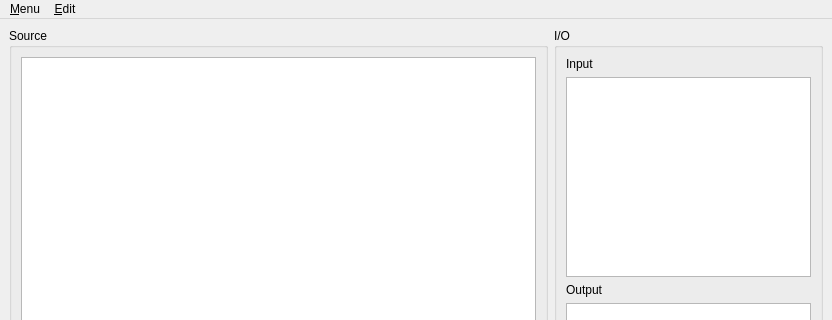
Old version of the form Editor/TextEditor/mainwindow.ui in the repository ccebinger/SWPSoSe14; both pictures show x 0 to 832 and y 0 to 320 of the 832 by 545 pixel window.
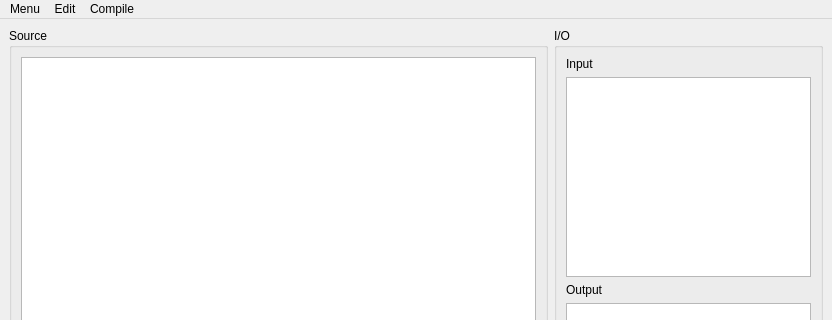
New version of the form. Custom widgets are drawn as their Qt base class.

```diff
--- a/Editor/TextEditor/mainwindow.ui
+++ b/Editor/TextEditor/mainwindow.ui
@@ -288,7 +288,7 @@
    </property>
    <widget class="QMenu" name="ui_menuMenu">
     <property name="title">
-     <string>&amp;Menu</string>
+     <string>Menu</string>
     </property>
     <addaction name="ui_newFileAction"/>
     <addaction name="ui_openFileAction"/>
@@ -299,15 +299,21 @@
    </widget>
    <widget class="QMenu" name="ui_editMenu">
     <property name="title">
-     <string>&amp;Edit</string>
+     <string>Edit</string>
     </property>
-    <addaction name="actionUndo"/>
-    <addaction name="actionRedo"/>
+    <addaction name="ui_undoAction"/>
+    <addaction name="ui_redoAction"/>
+   </widget>
+   <widget class="QMenu" name="menuCompile">
+    <property name="title">
+     <string>Compile</string>
+    </property>
     <addaction name="ui_setInterpreterAction"/>
     <addaction name="ui_runInterpreterAction"/>
    </widget>
    <addaction name="ui_menuMenu"/>
    <addaction name="ui_editMenu"/>
+   <addaction name="menuCompile"/>
   </widget>
   <widget class="QStatusBar" name="ui_statusbar"/>
   <action name="ui_newFileAction">
```
Left out of the diff: 45 changed lines with no effect on the pictures.
